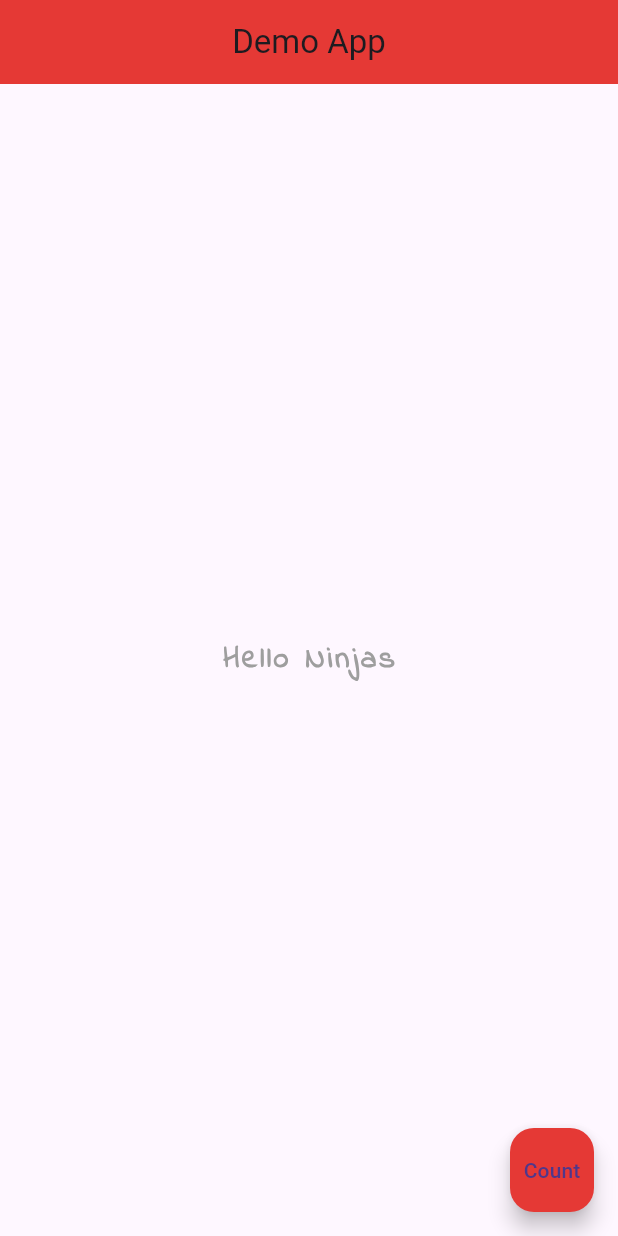
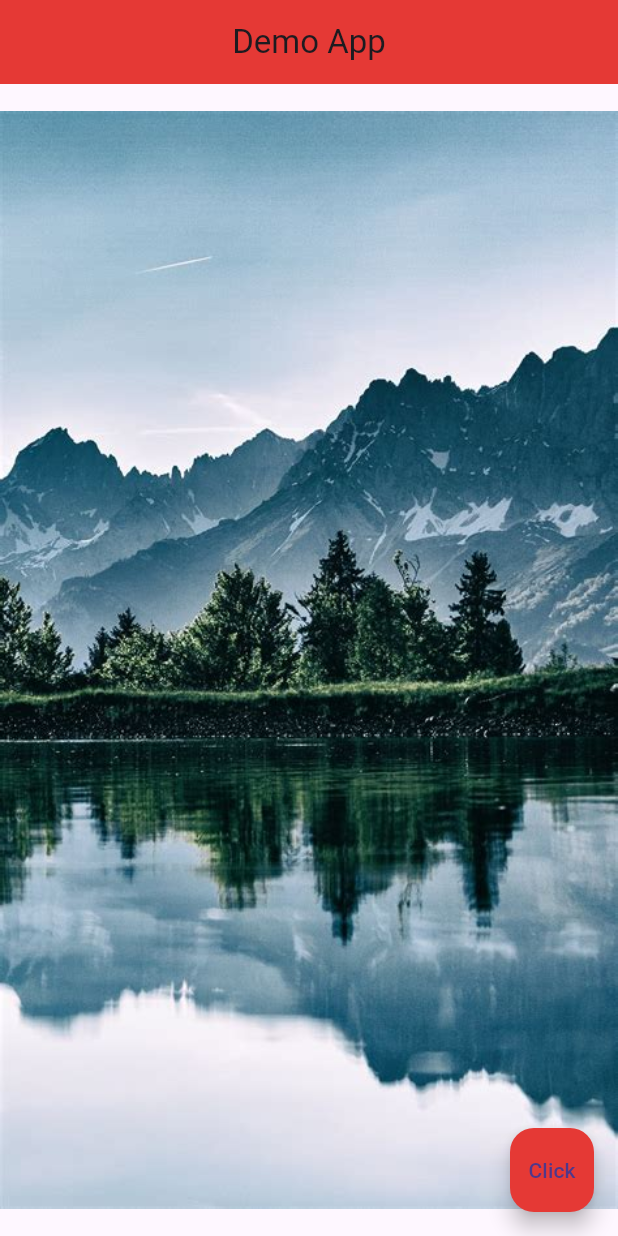
Before and after one commit to gulzarsingh12/flutter-demoapp, a Flutter app: the screen it shows after launch, on a phone screen of 412 x 824 dp. Run offline on Flutter 3.47's test engine with Material 3 defaults, Android fonts, the phone set to English and light mode, and no system bars.

Commit message:
image, stateless, hot reload

```diff
--- /dev/null
+++ b/lib/image.dart
@@ -0,0 +1,27 @@
+import 'package:flutter/material.dart';
+
+class Home extends StatelessWidget {
+  const Home({super.key});
+
+  @override
+  Widget build(BuildContext context) {
+    return Scaffold(
+      appBar: AppBar(
+        title: const Text('Demo App'),
+        centerTitle: true,
+        backgroundColor: Colors.red[600],
+      ),
+      body: Center(
+        //child: Image(image: NetworkImage('https://external-content.duckduckgo.com/iu/?u=https%3A%2F%2Ftse4.mm.bing.net%2Fth%3Fid%3DOIP.zA8v93xcMguCA50HLdfxhwHaLG%26pid%3DApi&f=1&ipt=b959f13dfb1d55cd9b0b5bf82cd1d9b2d7363d97c613a66252ad007329f72947&ipo=images'))
+        //child: Image(image: AssetImage('images/mobile-wallpaper-1.jpeg'))
+        //child: Image.network('https://external-content.duckduckgo.com/iu/?u=https%3A%2F%2Ftse4.mm.bing.net%2Fth%3Fid%3DOIP.zA8v93xcMguCA50HLdfxhwHaLG%26pid%3DApi&f=1&ipt=b959f13dfb1d55cd9b0b5bf82cd1d9b2d7363d97c613a66252ad007329f72947&ipo=images'),
+        child: Image.asset('images/mobile-wallpaper-2.jpeg'),
+      ),
+      floatingActionButton: FloatingActionButton(
+        onPressed: () {  },
+        backgroundColor: Colors.red[600],
+        child: const Text('Click'),
+      ),
+    );
+  }
+}
--- /dev/null
+++ b/lib/stateless.dart
@@ -0,0 +1,31 @@
+import 'package:flutter/material.dart';
+
+class Home extends StatelessWidget {
+  const Home({super.key});
+
+  @override
+  Widget build(BuildContext context) {
+    return Scaffold(
+      appBar: AppBar(
+        title: const Text('Demo App'),
+        centerTitle: true,
+        backgroundColor: Colors.red[600],
+      ),
+      body: const Center(
+        child: Text('Hello Ninjas',
+          style: TextStyle(
+            fontSize: 20.0,
+            fontWeight: FontWeight.bold,
+            letterSpacing: 2.0,
+            color: Colors.grey,
+            fontFamily: 'IndieFlower',
+          ),),
+      ),
+      floatingActionButton: FloatingActionButton(
+        onPressed: () {  },
+        backgroundColor: Colors.red[600],
+        child: const Text('Click'),
+      ),
+    );
+  }
+}
--- a/pubspec.yaml
+++ b/pubspec.yaml
@@ -62,6 +62,10 @@ flutter:
       fonts:
         - asset: fonts/IndieFlower-Regular.ttf
 
+  assets:
+    - images/mobile-wallpaper-1.jpeg
+    - images/mobile-wallpaper-2.jpeg
+
   # To add assets to your application, add an assets section, like this:
   # assets:
   #   - images/a_dot_burr.jpeg
```
Also changed, not shown: lib/main.dart (+3 -23 lines), images/mobile-wallpaper-1.jpeg (added), images/mobile-wallpaper-2.jpeg (added).
